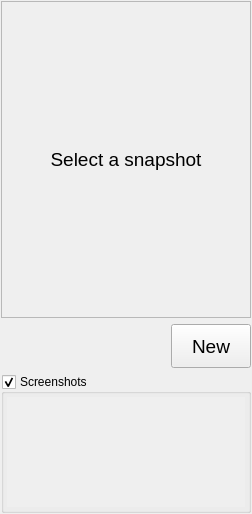
Above: aui/gui/snapshots/ui/snapshot.ui from argenortega/AUI before the change. Below: the same form after it.
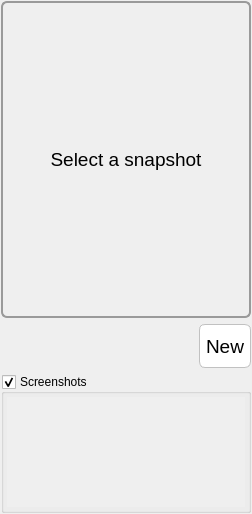
That is the form after the change. Custom widgets are drawn as their Qt base class.

What changed in the file:
```diff
--- a/aui/gui/snapshots/ui/snapshot.ui
+++ b/aui/gui/snapshots/ui/snapshot.ui
@@ -12,8 +12,8 @@
   </property>
   <property name="sizePolicy">
    <sizepolicy hsizetype="Preferred" vsizetype="Preferred">
-    <horstretch>1</horstretch>
-    <verstretch>1</verstretch>
+    <horstretch>0</horstretch>
+    <verstretch>0</verstretch>
    </sizepolicy>
   </property>
   <property name="minimumSize">
@@ -44,9 +44,9 @@
       <bool>true</bool>
      </property>
      <property name="sizePolicy">
-      <sizepolicy hsizetype="Expanding" vsizetype="MinimumExpanding">
-       <horstretch>4</horstretch>
-       <verstretch>4</verstretch>
+      <sizepolicy hsizetype="MinimumExpanding" vsizetype="Preferred">
+       <horstretch>1</horstretch>
+       <verstretch>1</verstretch>
       </sizepolicy>
      </property>
      <property name="minimumSize">
@@ -63,8 +63,8 @@
      </property>
      <property name="sizeIncrement">
       <size>
-       <width>1</width>
-       <height>1</height>
+       <width>0</width>
+       <height>0</height>
       </size>
      </property>
      <property name="baseSize">
@@ -90,6 +90,14 @@
      <property name="accessibleName">
       <string>S</string>
      </property>
+     <property name="styleSheet">
+      <string notr="true">QLabel{
+border-color: rgb(154, 154, 154); 
+border-style: solid; 
+border-width: 2px; 
+border-radius: 6px;
+}</string>
+     </property>
      <property name="frameShape">
       <enum>QFrame::StyledPanel</enum>
      </property>
@@ -129,7 +137,7 @@
       </spacer>
      </item>
      <item>
-      <widget class="HButton" name="newS">
+      <widget class="QPushButton" name="newS">
        <property name="minimumSize">
         <size>
          <width>44</width>
@@ -147,6 +155,32 @@
        <property name="focusPolicy">
         <enum>Qt::NoFocus</enum>
        </property>
+       <property name="styleSheet">
+        <string notr="true">QPushButton{	
+	background-color: rgb(255, 255, 255);
+    border-style: outset;
+    border-width: 1px;
+    border-radius: 6px;
+	border-color: rgb(193, 193, 193);
+	border-style: solid;
+	padding: 6px;
+	
+}
+QPushButton:pressed {	
+    border-style: solid;
+	border-width: 1px;
+    border-radius: 6px;
+	background-color: rgb(48, 131, 251);
+	color: rgb(255, 255, 255);
+}
+
+QPushButton:hover{
+	border-color: rgb(164, 205, 255);
+    border-radius: 6px;
+	border-width: 3px;
+	border-style: solid;
+}</string>
+       </property>
        <property name="text">
         <string>New</string>
        </property>
@@ -270,11 +304,6 @@
    <extends>QLabel</extends>
    <header>aui.utilities.ActiveLabel</header>
   </customwidget>
-  <customwidget>
-   <class>HButton</class>
-   <extends>QPushButton</extends>
-   <header>aui.utilities.HoverButtons</header>
-  </customwidget>
  </customwidgets>
  <resources/>
  <connections>
```
